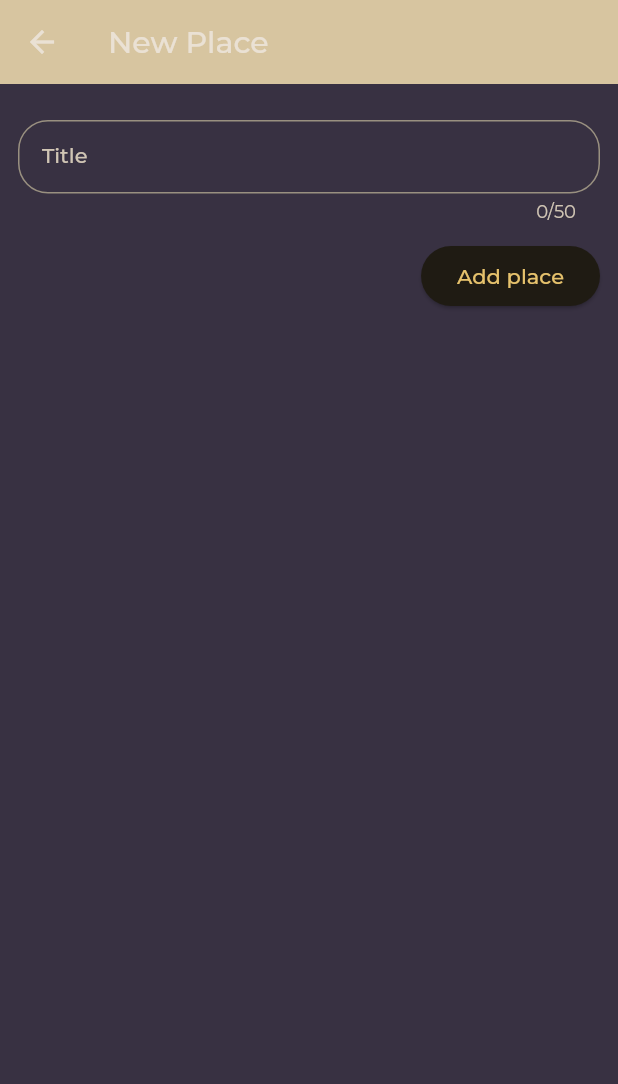
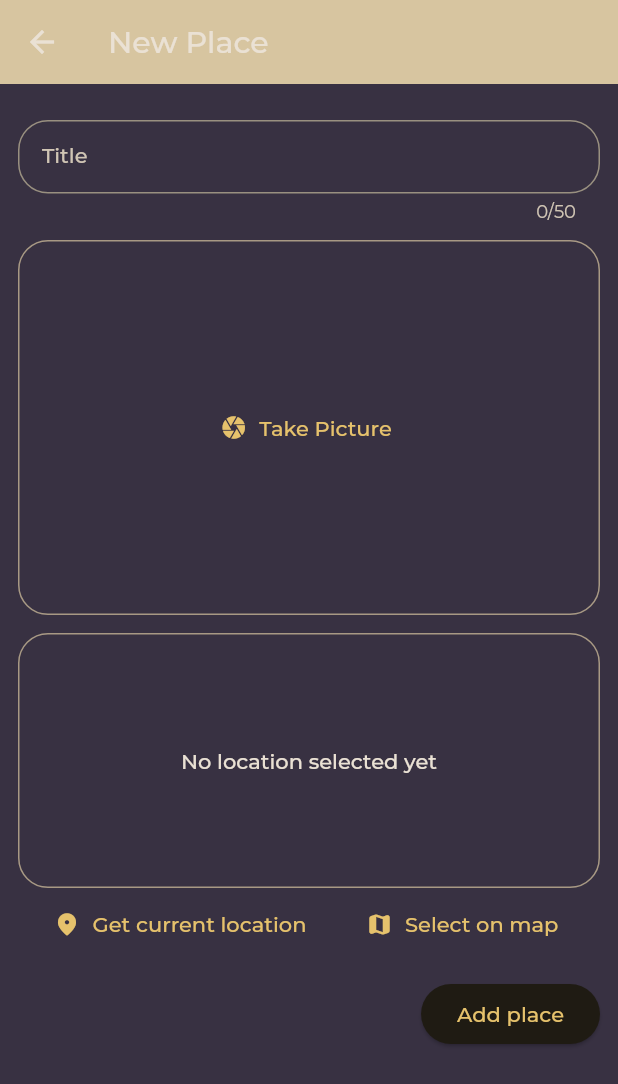
Before and after one commit to DarlingOlvera/Flutter_beginner, a Flutter app: the NewPlace screen opened directly, on a phone screen of 412 x 824 dp. Shown: the top 1084 px of the screen. Run offline on Flutter 3.47's test engine with Material 2 defaults, Android fonts, the phone set to English and light mode, and no system bars; our stand-ins replace flutter_riverpod, google_fonts, image_picker, location, transparent_image.

Commit message:
favorite_places image and location input avances

```diff
--- a/favorite_places/lib/models/place.dart
+++ b/favorite_places/lib/models/place.dart
@@ -1,3 +1,4 @@
+import 'dart:io';
 import 'package:uuid/uuid.dart';
 
 const uuid = Uuid();
@@ -5,8 +6,10 @@ const uuid = Uuid();
 class Place {
   Place({
     required this.title,
+    required this.image,
   }) : id = uuid.v4();
 
   final String id;
   final String title;
+  final File image;
 }
--- a/favorite_places/lib/providers/user_places.dart
+++ b/favorite_places/lib/providers/user_places.dart
@@ -1,11 +1,12 @@
 import 'package:flutter_riverpod/flutter_riverpod.dart';
 import 'package:favorite_places/models/place.dart';
+import 'dart:io';
 
 class UserPlacesNotifier extends StateNotifier<List<Place>> {
   UserPlacesNotifier() : super(const []);
 
-  void addPlace(String title) {
-    final newPlace = Place(title: title);
+  void addPlace(String title, File image) {
+    final newPlace = Place(title: title, image: image);
     state = [newPlace, ...state];
   }
 }
--- a/favorite_places/lib/screens/new_place.dart
+++ b/favorite_places/lib/screens/new_place.dart
@@ -1,6 +1,9 @@
+import 'package:favorite_places/widgets/image_input.dart';
+import 'package:favorite_places/widgets/location_input.dart';
 import 'package:flutter/material.dart';
 import 'package:flutter_riverpod/flutter_riverpod.dart';
 import 'package:favorite_places/providers/user_places.dart';
+import 'dart:io';
 
 class NewPlace extends ConsumerStatefulWidget {
   const NewPlace({super.key});
@@ -12,12 +15,15 @@ class NewPlace extends ConsumerStatefulWidget {
 class _NewPlaceState extends ConsumerState<NewPlace> {
   final _formKey = GlobalKey<FormState>();
   var _enteredTitle = '';
+  File? _selectedImage;
 
   void _savePlace() {
-    if (_formKey.currentState!.validate()) {
+    if (_formKey.currentState!.validate() || _selectedImage == null) {
       _formKey.currentState!.save();
 
-      ref.read(userPlacesProvider.notifier).addPlace(_enteredTitle);
+      ref
+          .read(userPlacesProvider.notifier)
+          .addPlace(_enteredTitle, _selectedImage!);
       Navigator.of(context).pop();
     }
   }
@@ -35,7 +41,7 @@ class _NewPlaceState extends ConsumerState<NewPlace> {
         ),
         backgroundColor: Theme.of(context).colorScheme.secondary,
       ),
-      body: Padding(
+      body: SingleChildScrollView(
         padding: const EdgeInsets.symmetric(
           vertical: 24,
           horizontal: 12,
@@ -72,6 +78,19 @@ class _NewPlaceState extends ConsumerState<NewPlace> {
               const SizedBox(
                 height: 12,
               ),
+              //Image input
+              ImageInput(
+                onSelectedImage: (image) {
+                  _selectedImage = image;
+                },
+              ),
+              const SizedBox(
+                height: 12,
+              ),
+              LocationInput(),
+              const SizedBox(
+                height: 12,
+              ),
               Row(
                 mainAxisAlignment: MainAxisAlignment.end,
                 children: [
--- a/favorite_places/lib/screens/places.dart
+++ b/favorite_places/lib/screens/places.dart
@@ -40,7 +40,10 @@ class PlacesScreen extends ConsumerWidget {
           ),
         ],
       ),
-      body: PlacesList(places: userPlaces),
+      body: Padding(
+        padding: const EdgeInsets.all(12),
+        child: PlacesList(places: userPlaces),
+      ),
     );
   }
 }
--- /dev/null
+++ b/favorite_places/lib/widgets/image_input.dart
@@ -0,0 +1,67 @@
+import 'package:flutter/material.dart';
+import 'package:image_picker/image_picker.dart';
+import 'dart:io'; // File type
+
+class ImageInput extends StatefulWidget {
+  const ImageInput({super.key, required this.onSelectedImage});
+
+  final void Function(File image) onSelectedImage;
+  @override
+  State<ImageInput> createState() => _ImageInputState();
+}
+
+class _ImageInputState extends State<ImageInput> {
+  File? _selectedImage;
+
+  void _takePicture() async {
+    final imagePicker = ImagePicker();
+    final picFile =
+        await imagePicker.pickImage(source: ImageSource.camera, maxWidth: 600);
+
+    if (picFile == null) {
+      return;
+    }
+
+    setState(() {
+      _selectedImage = File(
+          picFile.path); //File(picFile.path) para convertir el xfile a file
+    });
+
+    widget.onSelectedImage(_selectedImage!);
+  }
+
+  @override
+  Widget build(BuildContext context) {
+    Widget imageContent = TextButton.icon(
+      onPressed: _takePicture,
+      icon: const Icon(Icons.camera),
+      label: const Text('Take Picture'),
+    );
+
+    if (_selectedImage != null) {
+      imageContent = GestureDetector(
+        onTap: _takePicture,
+        child: ClipRRect(
+          borderRadius: BorderRadius.circular(20),
+          child: Image.file(
+            _selectedImage!,
+            fit: BoxFit.cover,
+            width: double.infinity,
+            height: double.infinity,
+          ),
+        ),
+      );
+    }
+    return Container(
+        decoration: BoxDecoration(
+          border: Border.all(
+              width: 1,
+              color: Theme.of(context).colorScheme.secondary.withOpacity(0.7)),
+          borderRadius: BorderRadius.circular(20),
+        ),
+        height: 250,
+        width: double.infinity,
+        alignment: Alignment.center,
+        child: imageContent);
+  }
+}
--- /dev/null
+++ b/favorite_places/lib/widgets/location_input.dart
@@ -0,0 +1,98 @@
+import 'package:location/location.dart';
+import 'package:flutter/material.dart';
+
+class LocationInput extends StatefulWidget {
+  const LocationInput({super.key});
+
+  @override
+  State<LocationInput> createState() => _LocationInputState();
+}
+
+class _LocationInputState extends State<LocationInput> {
+  Location? _pickedLocation;
+  var _getingLocation = false;
+
+  void _getCurrentLocation() async {
+    Location location = Location();
+
+    bool serviceEnabled;
+    PermissionStatus permissionGranted;
+    LocationData locationData;
+
+    serviceEnabled = await location.serviceEnabled();
+    if (!serviceEnabled) {
+      serviceEnabled = await location.requestService();
+      if (!serviceEnabled) {
+        return;
+      }
+    }
+
+    permissionGranted = await location.hasPermission();
+    if (permissionGranted == PermissionStatus.denied) {
+      permissionGranted = await location.requestPermission();
+      if (permissionGranted != PermissionStatus.granted) {
+        return;
+      }
+    }
+
+    setState(() {
+      _getingLocation = true;
+    });
+
+    locationData = await location.getLocation();
+
+    setState(() {
+      _getingLocation = false;
+    });
+
+    print(
+      'location data: ${locationData.latitude} - ${locationData.longitude}',
+    );
+  }
+
+  @override
+  Widget build(BuildContext context) {
+    Widget previewContent = Text(
+      'No location selected yet',
+      textAlign: TextAlign.center,
+      style: Theme.of(context)
+          .textTheme
+          .bodyLarge!
+          .copyWith(color: Theme.of(context).colorScheme.onBackground),
+    );
+    if (_getingLocation) {
+      previewContent = CircularProgressIndicator();
+    }
+    return Column(
+      children: [
+        Container(
+            alignment: Alignment.center,
+            height: 170,
+            width: double.infinity,
+            decoration: BoxDecoration(
+              border: Border.all(
+                width: 1,
+                color: Theme.of(context).colorScheme.secondary.withOpacity(0.7),
+              ),
+              borderRadius: BorderRadius.circular(20),
+            ),
+            child: previewContent),
+        Row(
+          mainAxisAlignment: MainAxisAlignment.spaceEvenly,
+          children: [
+            TextButton.icon(
+              onPressed: _getCurrentLocation,
+              icon: const Icon(Icons.location_on_rounded),
+              label: const Text('Get current location'),
+            ),
+            TextButton.icon(
+              onPressed: () {},
+              icon: const Icon(Icons.map_rounded),
+              label: const Text('Select on map'),
+            ),
+          ],
+        ),
+      ],
+    );
+  }
+}
--- a/favorite_places/pubspec.yaml
+++ b/favorite_places/pubspec.yaml
@@ -39,6 +39,12 @@ dependencies:
   riverpod: ^2.4.0
   flutter_riverpod: ^2.4.0
   uuid: ^4.0.0
+  image_picker: ^1.0.4
+  location:
+    git:
+      url: https://github.com/781flyingdutchman/flutterlocation.git
+      ref: V4
+      path: packages/location
 
 dev_dependencies:
   flutter_test:
```
Also changed, not shown: favorite_places/lib/screens/place_details.dart (+10 -0 lines), favorite_places/lib/widgets/places_list.dart (+7 -4 lines), favorite_places/pubspec.lock, 5 other files.
